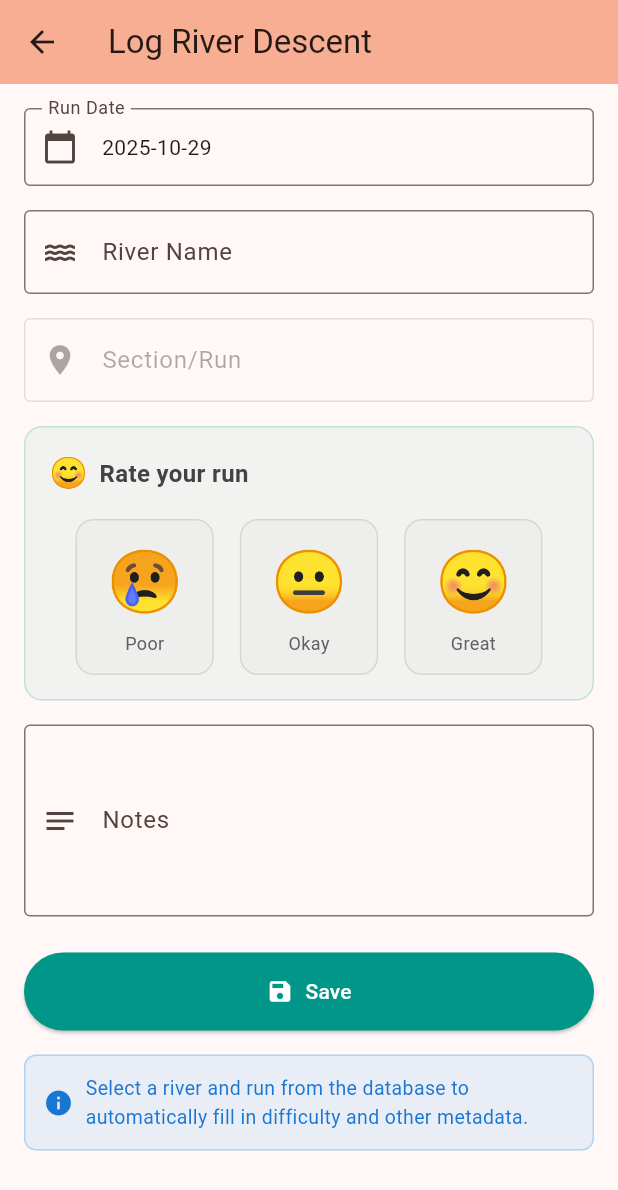
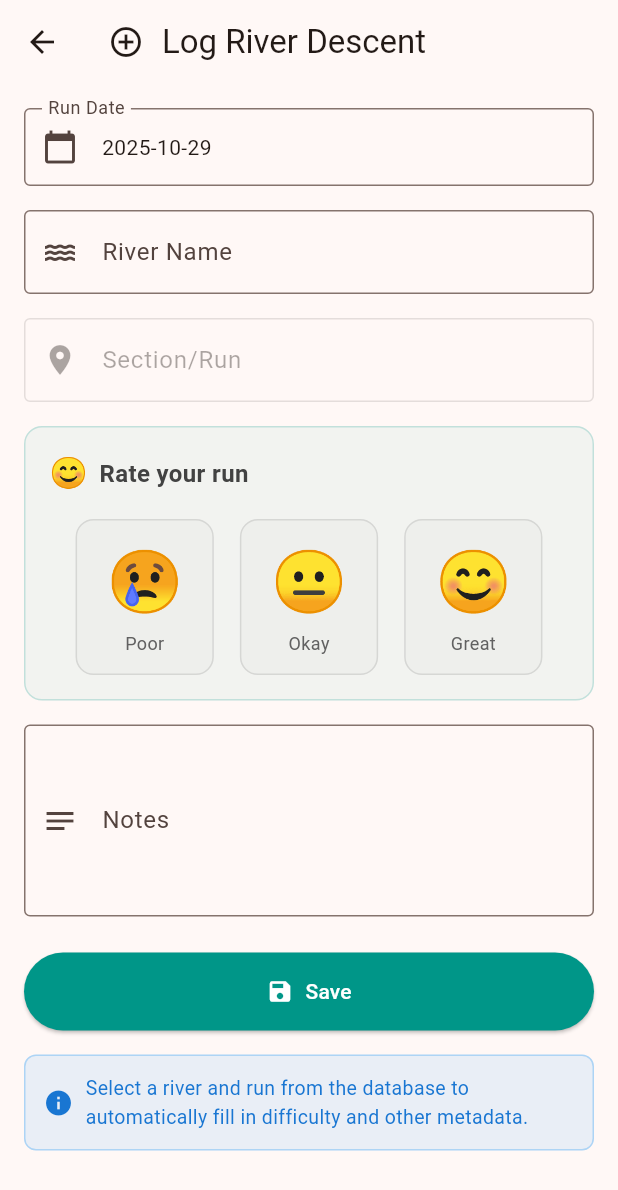
Before and after one commit to JeyzDFoo/brownclaw, a Flutter app: the LogbookEntryScreen screen opened directly, on a phone screen of 412 x 824 dp. Shown: the top 1190 px of the screen. Run offline on Flutter 3.47's test engine with Material 3 defaults, Android fonts, the phone set to English and light mode, and no system bars; our stand-ins replace cloud_firestore, cloud_functions, firebase_analytics, firebase_auth, firebase_core, fl_chart and 2 more; missing offline and left inert: dart:html, flutter_stripe; accounts and stored records are empty.

Commit message:
refactor: Implement safe listener notifications in LiveWaterDataProvider and enhance app bar titles with icons in various screens

```diff
--- a/lib/screens/logbook_entry_screen.dart
+++ b/lib/screens/logbook_entry_screen.dart
@@ -398,8 +398,18 @@ class _LogbookEntryScreenState extends State<LogbookEntryScreen> {
 
     return Scaffold(
       appBar: AppBar(
-        title: Text(isEditMode ? 'Edit River Descent' : 'Log River Descent'),
-        backgroundColor: Theme.of(context).colorScheme.inversePrimary,
+        title: Row(
+          children: [
+            Icon(
+              isEditMode ? Icons.edit_note : Icons.add_circle_outline,
+              size: 24,
+            ),
+            const SizedBox(width: 12),
+            Text(isEditMode ? 'Edit River Descent' : 'Log River Descent'),
+          ],
+        ),
+        elevation: 0,
+        scrolledUnderElevation: 3,
         actions: [
           if (_isSubmitting)
             const Padding(
```
Also changed, not shown: lib/providers/live_water_data_provider.dart (+22 -4 lines), lib/screens/create_river_run_screen.dart (+9 -2 lines), lib/screens/river_detail_screen.dart (+35 -5 lines).
